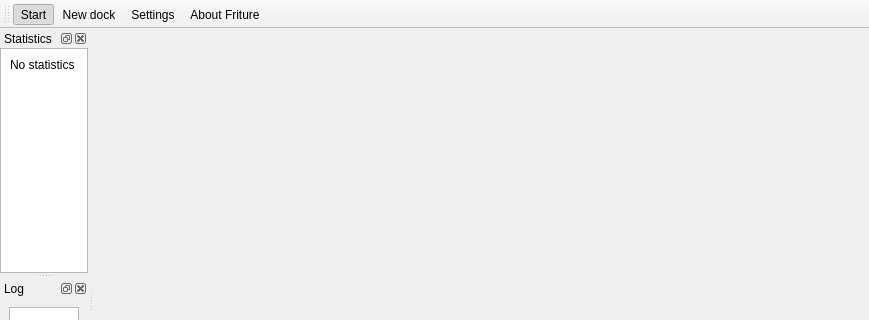
The window that friture.ui (tlecomte/friture) describes before a commit, drawn with Qt 5; both pictures show x 0 to 869 and y 0 to 320 of the 869 by 573 pixel window.
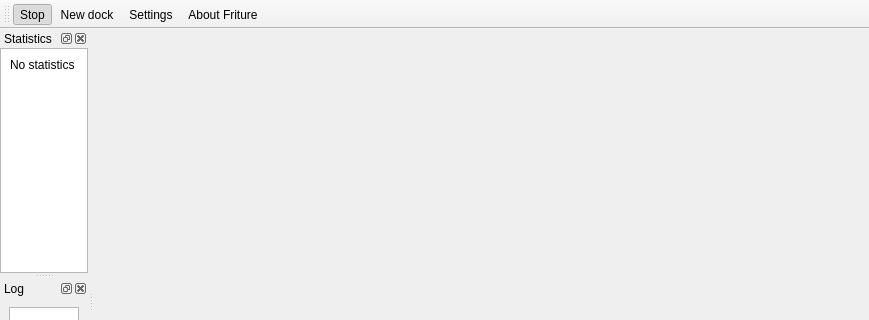
The same window after the commit. Icons and pictures are not drawn.

Commit message: Fix the start/stop icon state.

What changed in the file:
```diff
--- a/friture.ui
+++ b/friture.ui
@@ -168,7 +168,7 @@
      <selectedon>:/start.svg</selectedon>:/stop.svg</iconset>
    </property>
    <property name="text">
-    <string>Start</string>
+    <string>Stop</string>
    </property>
    <property name="toolTip">
     <string>Start/Stop</string>
```
Left out of the diff: 18 changed lines with no effect on the pictures. The commit also changes 1 other file.
